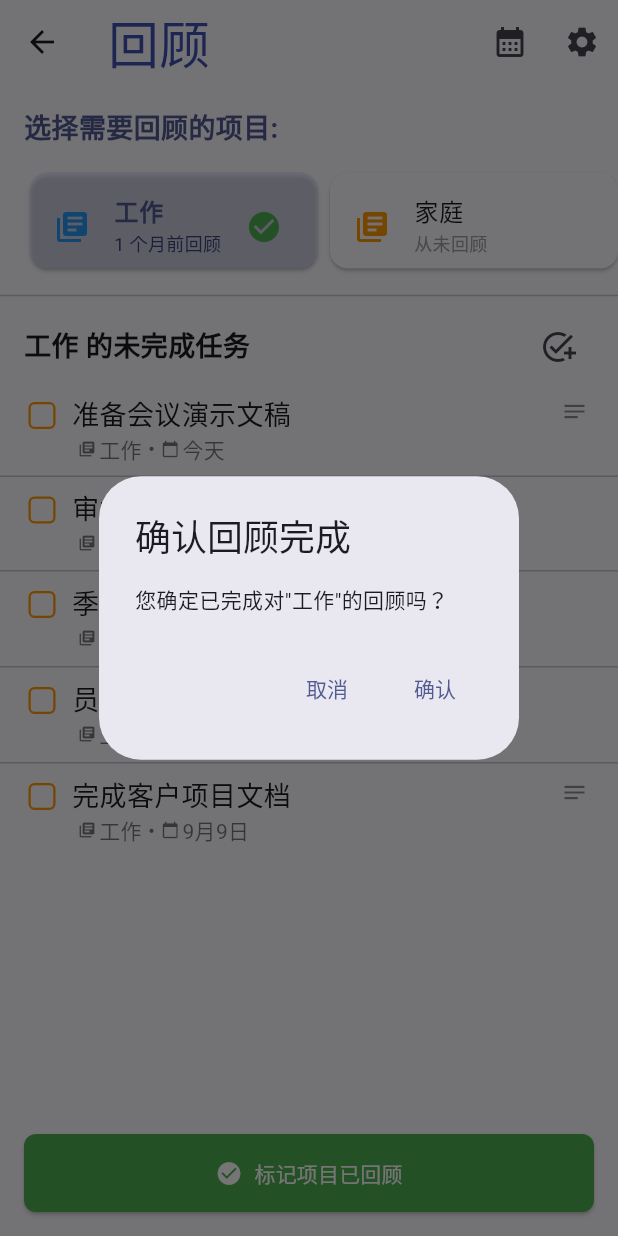
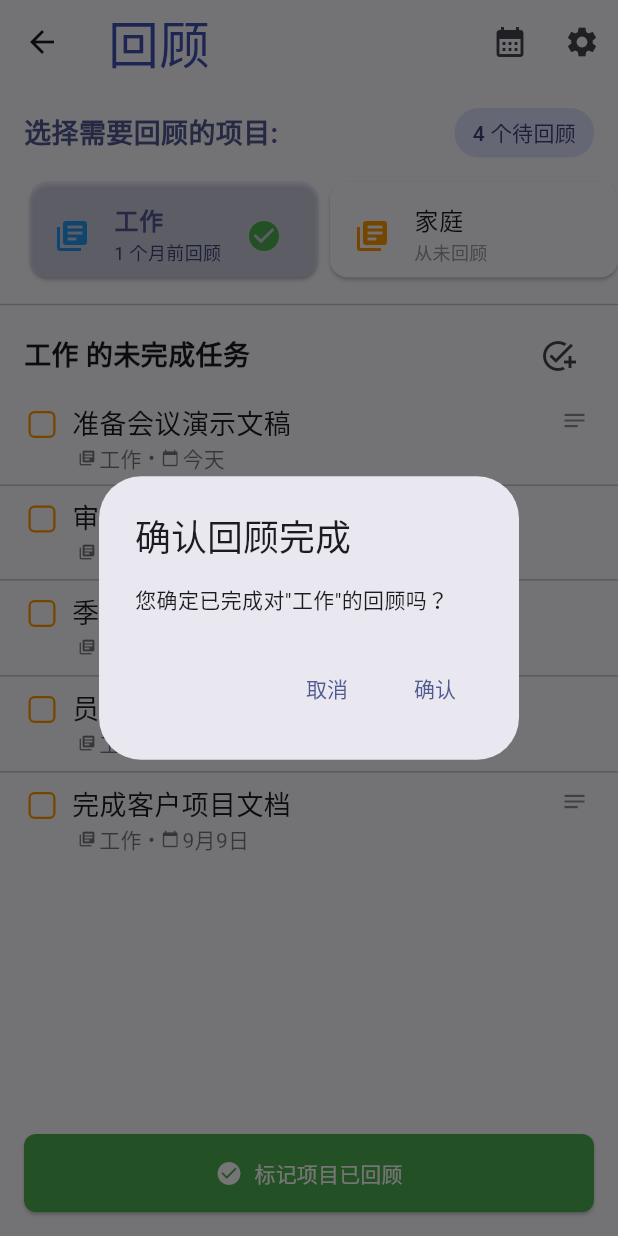
Before and after one commit to MOVING2014/GTD4, a Flutter app: the ReviewScreen screen opened directly, after a tap on "工作", after a tap on "标记项目已回顾", on a phone screen of 412 x 824 dp. Run offline on Flutter 3.47's test engine with Material 3 defaults, Android fonts, the phone set to English and light mode, and no system bars; drawn by our look-alikes of flutter_slidable; our stand-ins replace csv, file_picker, package_info_plus, permission_handler, shared_preferences, sqflite; accounts and stored records are empty.

Commit message:
回顾 Tab 功能优化：增加自动跳转下一个项目和进度显示
- 完成项目回顾后自动选择下一个待回顾项目
- 添加待回顾项目数量显示
- 优化用户体验，减少手动选择次数
- 增加完成回顾的进度提示信息

Co-authored-by: MOVING2014 <MOVING2014@users.noreply.github.com>

```diff
--- a/lib/screens/review_screen.dart
+++ b/lib/screens/review_screen.dart
@@ -69,13 +69,33 @@ class _ReviewScreenState extends State<ReviewScreen> {
             children: [
               Padding(
                 padding: const EdgeInsets.fromLTRB(16, 16, 16, 8),
-                child: Text(
+                child: Row(
+                  mainAxisAlignment: MainAxisAlignment.spaceBetween,
+                  children: [
+                    Text(
                       '选择需要回顾的项目:',
                       style: TextStyle(
                         fontSize: 18,
                         fontWeight: FontWeight.bold,
                         color: Theme.of(context).colorScheme.primary,
                       ),
+                    ),
+                    Container(
+                      padding: const EdgeInsets.symmetric(horizontal: 12, vertical: 6),
+                      decoration: BoxDecoration(
+                        color: Theme.of(context).colorScheme.primaryContainer,
+                        borderRadius: BorderRadius.circular(16),
+                      ),
+                      child: Text(
+                        '${projectsToReview.length} 个待回顾',
+                        style: TextStyle(
+                          fontSize: 14,
+                          fontWeight: FontWeight.w500,
+                          color: Theme.of(context).colorScheme.onPrimaryContainer,
+                        ),
+                      ),
+                    ),
+                  ],
                 ),
               ),
               SizedBox(
@@ -299,6 +319,10 @@ class _ReviewScreenState extends State<ReviewScreen> {
     if (_selectedProject == null) return;
 
     final projectProvider = Provider.of<ProjectProvider>(context, listen: false);
+    final currentProjectsToReview = projectProvider.projectsNeedingReview;
+    final currentIndex = currentProjectsToReview.indexWhere(
+      (project) => project.id == _selectedProject!.id
+    );
 
     showDialog(
       context: context,
@@ -311,18 +335,44 @@ class _ReviewScreenState extends State<ReviewScreen> {
             child: const Text('取消'),
           ),
           TextButton(
-            onPressed: () {
-              projectProvider.markProjectAsReviewed(_selectedProject!.id);
+            onPressed: () async {
+              await projectProvider.markProjectAsReviewed(_selectedProject!.id);
               Navigator.of(ctx).pop();
 
+              // 获取更新后的项目列表
+              final updatedProjectsToReview = projectProvider.projectsNeedingReview;
+
               setState(() {
+                if (updatedProjectsToReview.isNotEmpty) {
+                  // 自动选择下一个项目进行回顾
+                  if (currentIndex < updatedProjectsToReview.length) {
+                    // 选择相同位置的项目（当前项目被移除后，下一个项目会占据这个位置）
+                    _selectedProject = updatedProjectsToReview[currentIndex];
+                  } else {
+                    // 如果当前项目是最后一个，选择新列表的最后一个项目
+                    _selectedProject = updatedProjectsToReview.last;
+                  }
+                } else {
+                  // 没有更多项目需要回顾
                   _selectedProject = null;
+                }
               });
 
+              final completedCount = currentProjectsToReview.length - updatedProjectsToReview.length;
+              final totalOriginalCount = currentProjectsToReview.length;
+
+              String snackBarMessage;
+              if (updatedProjectsToReview.isEmpty) {
+                snackBarMessage = '🎉 所有项目回顾已完成！';
+              } else {
+                snackBarMessage = '项目回顾已完成 (${completedCount}/${totalOriginalCount})';
+              }
+
               ScaffoldMessenger.of(context).showSnackBar(
-                const SnackBar(
-                  content: Text('项目回顾已完成'),
+                SnackBar(
+                  content: Text(snackBarMessage),
                   backgroundColor: Colors.green,
+                  duration: const Duration(seconds: 2),
                 ),
               );
             },
```
Lines whose indentation alone changed are shown as unchanged.
